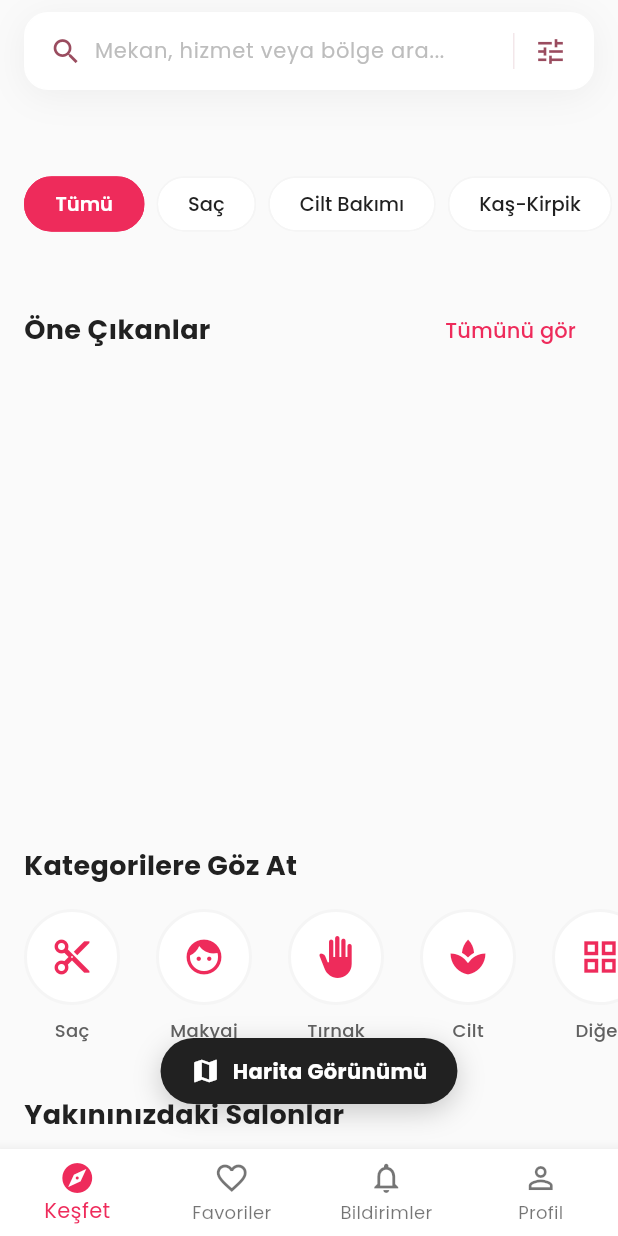
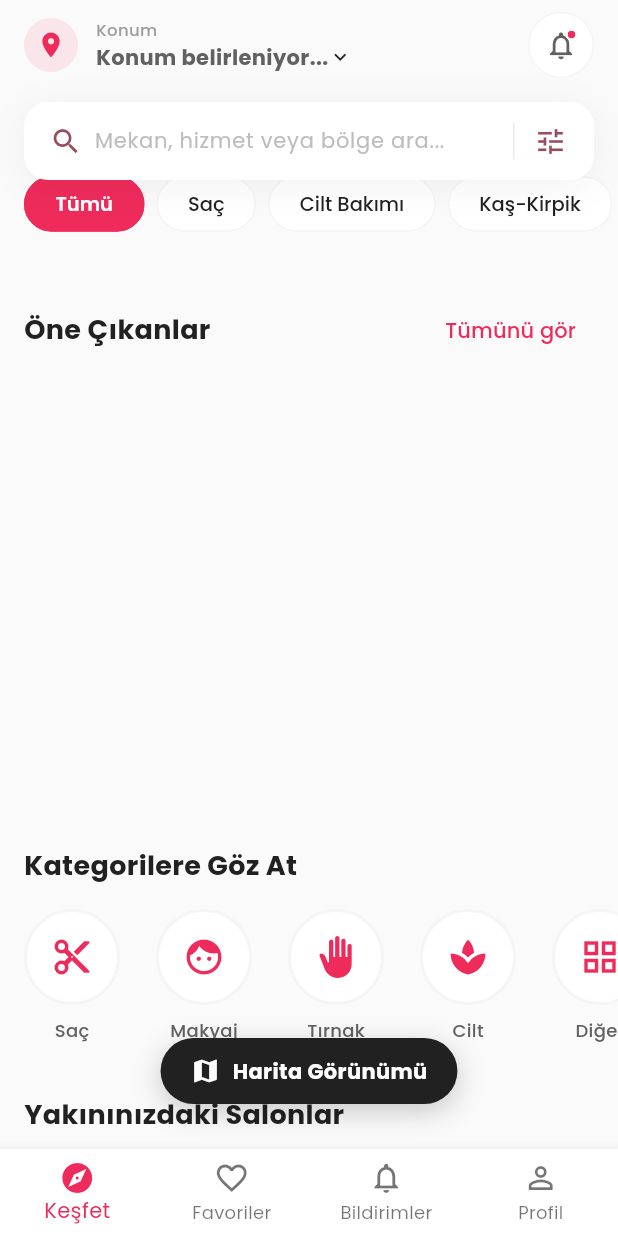
Before and after one commit to Emirix/Guzellik, a Flutter app: the screen it shows after launch, on a phone screen of 412 x 824 dp. Run offline on Flutter 3.47's test engine with Material 3 defaults, Android fonts, the phone set to English and light mode, and no system bars; our stand-ins replace cached_network_image, firebase_core, firebase_messaging, flutter_local_notifications, geocoding, geolocator and 8 more; accounts and stored records are empty; network calls fail; project files that could hold a hidden picture were left out.

Commit message:
feat(discovery): harita görünümüne konum seçici eklendi

```diff
--- a/lib/presentation/screens/explore_screen.dart
+++ b/lib/presentation/screens/explore_screen.dart
@@ -54,10 +54,8 @@ class ExploreScreen extends StatelessWidget {
                 ),
                 child: Column(
                   children: [
-                    if (provider.viewMode == DiscoveryViewMode.list) ...[
-                      _buildLocationHeader(context, provider),
-                      const SizedBox(height: 16),
-                    ],
+                    _buildLocationHeader(context, provider),
+                    const SizedBox(height: 16),
                     const DiscoverySearchBar(),
                   ],
                 ),
@@ -87,7 +85,9 @@ class ExploreScreen extends StatelessWidget {
     BuildContext context,
     DiscoveryProvider provider,
   ) {
-    return Row(
+    final isMapView = provider.viewMode == DiscoveryViewMode.map;
+
+    final content = Row(
       mainAxisAlignment: MainAxisAlignment.spaceBetween,
       children: [
         Expanded(
@@ -185,5 +185,25 @@ class ExploreScreen extends StatelessWidget {
         ),
       ],
     );
+
+    if (isMapView) {
+      return Container(
+        padding: const EdgeInsets.all(12),
+        decoration: BoxDecoration(
+          color: AppColors.white,
+          borderRadius: BorderRadius.circular(12),
+          boxShadow: [
+            BoxShadow(
+              color: Colors.black.withOpacity(0.1),
+              blurRadius: 8,
+              offset: const Offset(0, 2),
+            ),
+          ],
+        ),
+        child: content,
+      );
+    }
+
+    return content;
   }
 }
```
